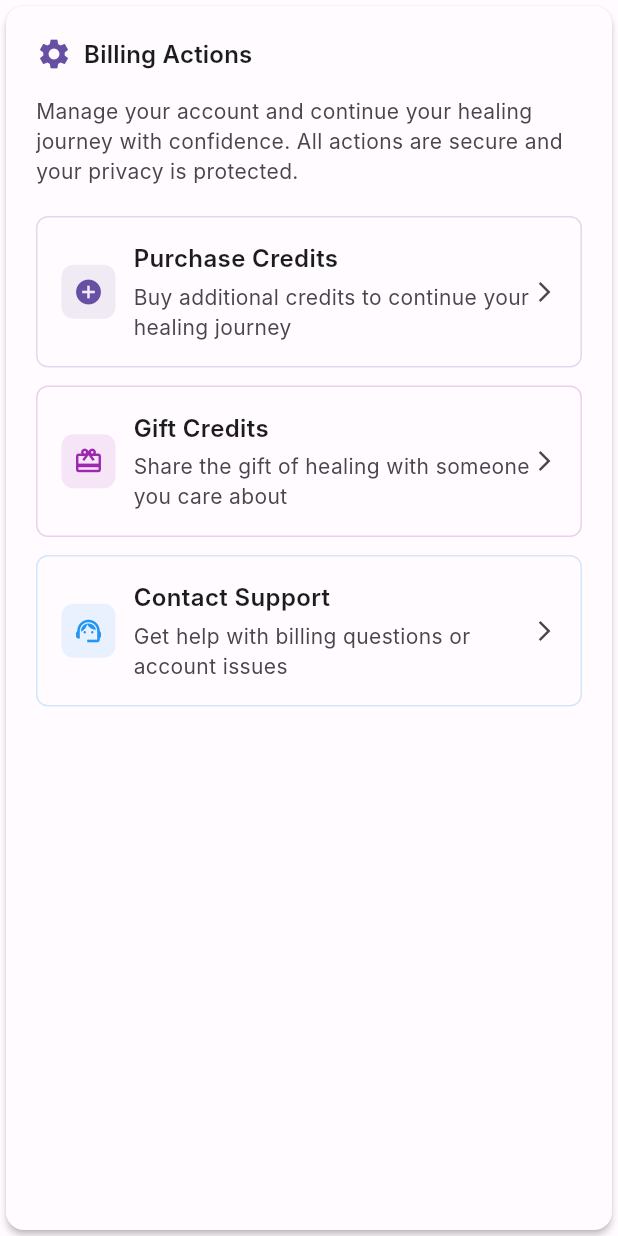
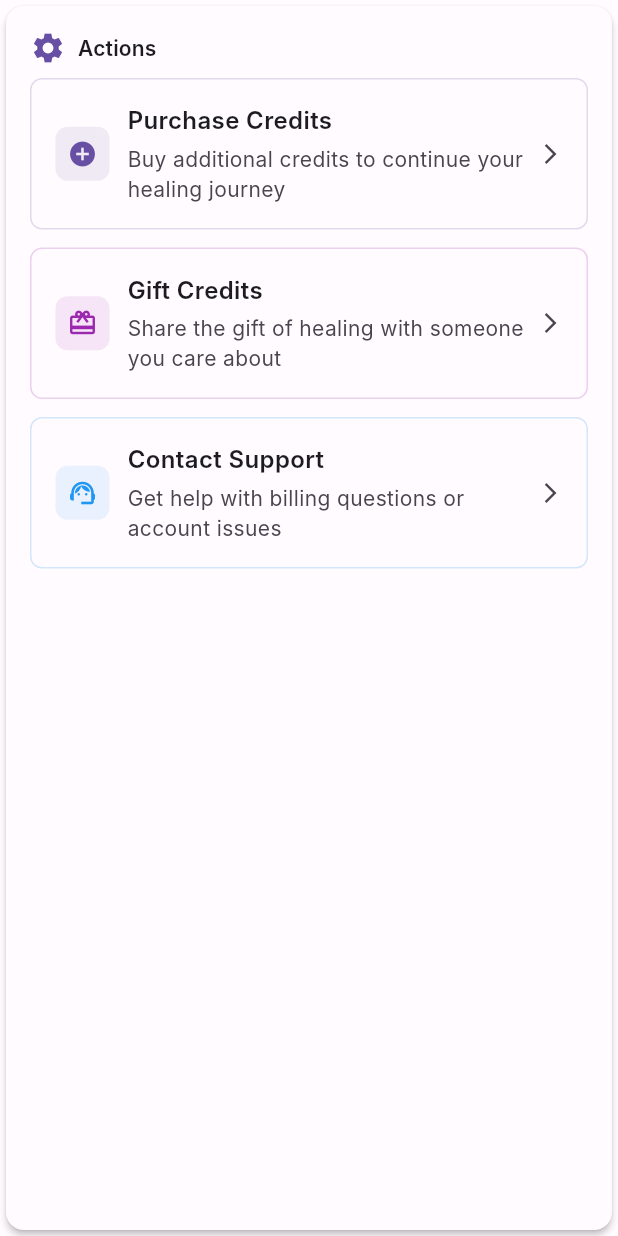
Before and after one commit to kcheath/mindhearth, a Flutter app: the BillingActionsWidget widget shown alone on an empty page, opened directly, on a phone screen of 412 x 824 dp. Run offline on Flutter 3.47's test engine with Material 3 defaults, Android fonts, the phone set to English and light mode, and no system bars; our stand-ins replace dio, flutter_riverpod, flutter_secure_storage, get_it, go_router, hooks_riverpod and 1 more; accounts and stored records are empty; network calls fail; Roboto replaces fonts that are missing (Inter).

Commit message:
Compact billing screen content to prevent overflow
- Reduce padding from 20px to 16px in all billing widgets
- Reduce spacing between elements from 16px to 8px/12px
- Simplify text content in CreditBalanceCard with compact messages
- Remove descriptive text from BillingActionsWidget
- Reduce font sizes (headlineLarge -> headlineMedium, titleMedium -> titleSmall)
- Reduce overall page padding from 16px to 12px
- Maintain trauma-informed messaging while making content more compact

```diff
--- a/lib/features/billing/presentation/widgets/billing_actions_widget.dart
+++ b/lib/features/billing/presentation/widgets/billing_actions_widget.dart
@@ -22,7 +22,7 @@ class BillingActionsWidget extends StatelessWidget {
         borderRadius: BorderRadius.circular(12),
       ),
       child: Padding(
-        padding: const EdgeInsets.all(20),
+        padding: const EdgeInsets.all(16),
         child: Column(
           crossAxisAlignment: CrossAxisAlignment.start,
           children: [
@@ -35,24 +35,15 @@ class BillingActionsWidget extends StatelessWidget {
                 ),
                 const SizedBox(width: 8),
                 Text(
-                  'Billing Actions',
-                  style: Theme.of(context).textTheme.titleMedium?.copyWith(
+                  'Actions',
+                  style: Theme.of(context).textTheme.titleSmall?.copyWith(
                     fontWeight: FontWeight.w600,
                     color: Theme.of(context).colorScheme.onSurface,
                   ),
                 ),
               ],
             ),
-            const SizedBox(height: 16),
-            Text(
-              'Manage your account and continue your healing journey with confidence. '
-              'All actions are secure and your privacy is protected.',
-              style: Theme.of(context).textTheme.bodyMedium?.copyWith(
-                color: Theme.of(context).colorScheme.onSurfaceVariant,
-                height: 1.4,
-              ),
-            ),
-            const SizedBox(height: 20),
+            const SizedBox(height: 8),
             _buildActionGrid(context),
           ],
         ),
```
Also changed, not shown: lib/features/billing/presentation/pages/billing_page.dart (+5 -5 lines), lib/features/billing/presentation/widgets/billing_status_card.dart (+6 -6 lines), lib/features/billing/presentation/widgets/credit_balance_card.dart (+14 -14 lines).
